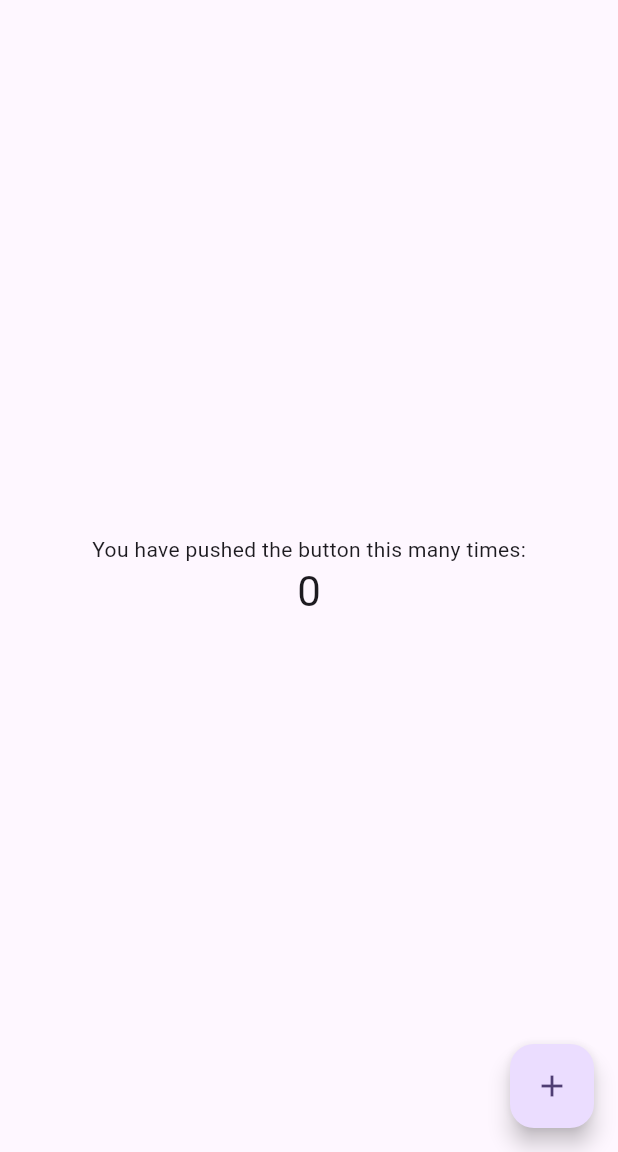
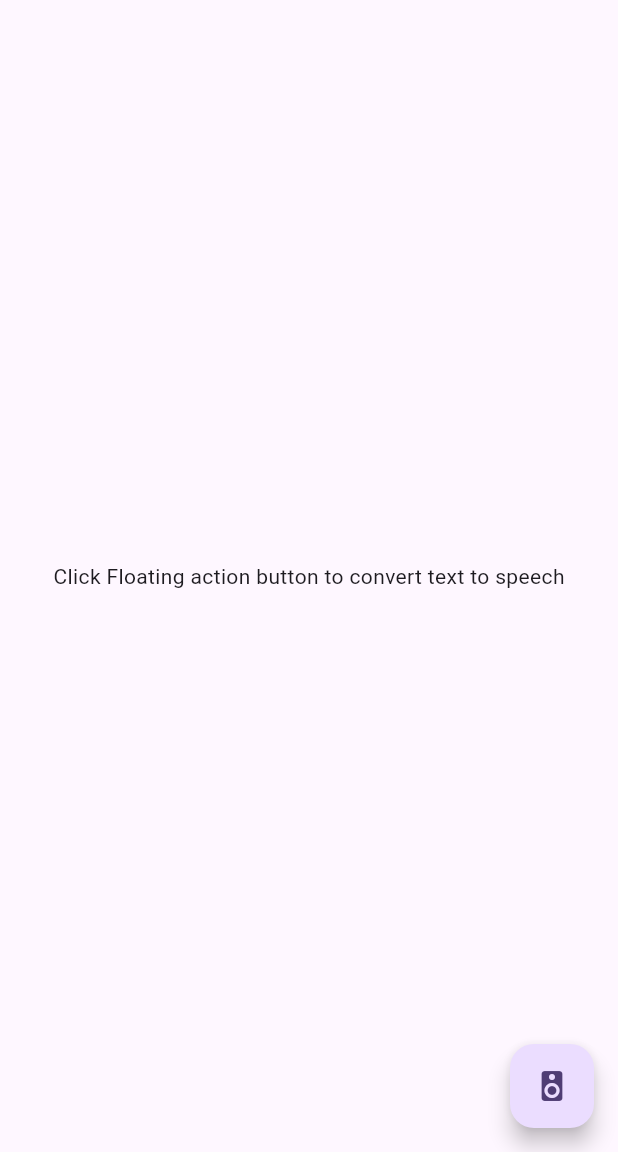
Before and after one commit to haybankz/yoruba_tts, a Flutter app: the screen it shows after launch, on a phone screen of 412 x 824 dp, the part 84-1236 px from its top. Run offline on Flutter 3.47's test engine with Material 3 defaults, Android fonts, the phone set to English and light mode, and no system bars; our stand-ins replace dio, just_audio; missing offline and left inert: dio_cache_interceptor.

Commit message:
chore: clean up example

```diff
--- a/example/lib/main.dart
+++ b/example/lib/main.dart
@@ -10,27 +10,11 @@ void main() {
 class MyApp extends StatelessWidget {
   const MyApp({super.key});
 
-  // This widget is the root of your application.
   @override
   Widget build(BuildContext context) {
     return MaterialApp(
       title: 'Flutter Demo',
       theme: ThemeData(
-        // This is the theme of your application.
-        //
-        // TRY THIS: Try running your application with "flutter run". You'll see
-        // the application has a purple toolbar. Then, without quitting the app,
-        // try changing the seedColor in the colorScheme below to Colors.green
-        // and then invoke "hot reload" (save your changes or press the "hot
-        // reload" button in a Flutter-supported IDE, or press "r" if you used
-        // the command line to start the app).
-        //
-        // Notice that the counter didn't reset back to zero; the application
-        // state is not lost during the reload. To reset the state, use hot
-        // restart instead.
-        //
-        // This works for code too, not just values: Most code changes can be
-        // tested with just a hot reload.
         colorScheme: ColorScheme.fromSeed(seedColor: Colors.deepPurple),
         useMaterial3: true,
       ),
@@ -42,15 +26,6 @@ class MyApp extends StatelessWidget {
 class MyHomePage extends StatefulWidget {
   const MyHomePage({super.key, required this.title});
 
-  // This widget is the home page of your application. It is stateful, meaning
-  // that it has a State object (defined below) that contains fields that affect
-  // how it looks.
-
-  // This class is the configuration for the state. It holds the values (in this
-  // case the title) provided by the parent (in this case the App widget) and
-  // used by the build method of the State. Fields in a Widget subclass are
-  // always marked "final".
-
   final String title;
 
   @override
@@ -58,19 +33,11 @@ class MyHomePage extends StatefulWidget {
 }
 
 class _MyHomePageState extends State<MyHomePage> {
-  int _counter = 0;
 
-  void _incrementCounter() async {
-    setState(() {
-      // This call to setState tells the Flutter framework that something has
-      // changed in this State, which causes it to rerun the build method below
-      // so that the display can reflect the updated values. If we changed
-      // _counter without calling setState(), then the build method would not be
-      // called again, and so nothing would appear to happen.
-      _counter++;
-    });
+  void _convertTextToSpeech() async {
+
     final appDocumentsDir = await getApplicationDocumentsDirectory();
-    final path = "${appDocumentsDir?.path ?? ""}/example.flac";
+    final path = "${appDocumentsDir.path}/example.flac";
 
     await YorubaTts.generate(
         accessToken: "", text: 'Ẹ̀yà Yorùbá ni mo ti wá', filePath: path);
@@ -81,55 +48,20 @@ class _MyHomePageState extends State<MyHomePage> {
 
   @override
   Widget build(BuildContext context) {
-    // This method is rerun every time setState is called, for instance as done
-    // by the _incrementCounter method above.
-    //
-    // The Flutter framework has been optimized to make rerunning build methods
-    // fast, so that you can just rebuild anything that needs updating rather
-    // than having to individually change instances of widgets.
     return Scaffold(
       appBar: AppBar(
-        // TRY THIS: Try changing the color here to a specific color (to
-        // Colors.amber, perhaps?) and trigger a hot reload to see the AppBar
-        // change color while the other colors stay the same.
         backgroundColor: Theme.of(context).colorScheme.inversePrimary,
-        // Here we take the value from the MyHomePage object that was created by
-        // the App.build method, and use it to set our appbar title.
         title: Text(widget.title),
       ),
-      body: Center(
-        // Center is a layout widget. It takes a single child and positions it
-        // in the middle of the parent.
-        child: Column(
-          // Column is also a layout widget. It takes a list of children and
-          // arranges them vertically. By default, it sizes itself to fit its
-          // children horizontally, and tries to be as tall as its parent.
-          //
-          // Column has various properties to control how it sizes itself and
-          // how it positions its children. Here we use mainAxisAlignment to
-          // center the children vertically; the main axis here is the vertical
-          // axis because Columns are vertical (the cross axis would be
-          // horizontal).
-          //
-          // TRY THIS: Invoke "debug painting" (choose the "Toggle Debug Paint"
-          // action in the IDE, or press "p" in the console), to see the
-          // wireframe for each widget.
-          mainAxisAlignment: MainAxisAlignment.center,
-          children: <Widget>[
-            const Text(
-              'You have pushed the button this many times:',
-            ),
-            Text(
-              '$_counter',
-              style: Theme.of(context).textTheme.headlineMedium,
-            ),
-          ],
+      body: const Center(
+        child: Text(
+          'Click Floating action button to convert text to speech',
         ),
       ),
       floatingActionButton: FloatingActionButton(
-        onPressed: _incrementCounter,
+        onPressed: _convertTextToSpeech,
         tooltip: 'Increment',
-        child: const Icon(Icons.add),
+        child: const Icon(Icons.speaker),
       ), // This trailing comma makes auto-formatting nicer for build methods.
     );
   }
```
